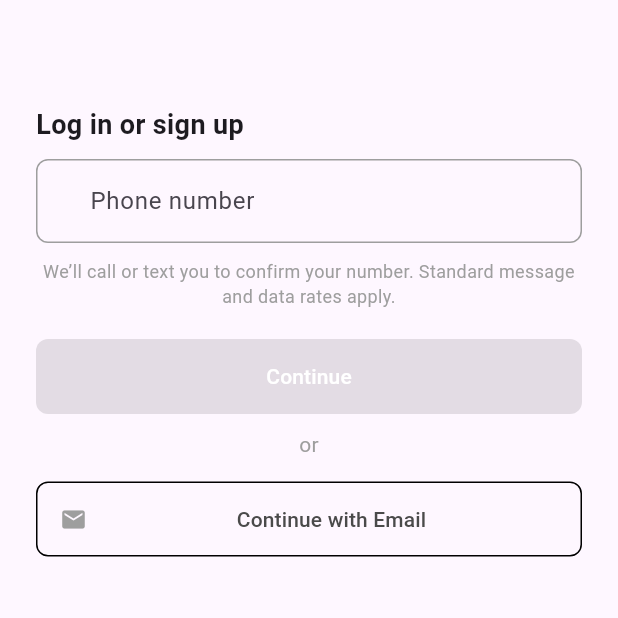
After one commit to ZionStarPvt/helpalife-mobile, a Flutter app: the screen it shows after launch, after a tap on "Go to Login", on a phone screen of 412 x 824 dp, the top half of it. The commit adds this screen. Run offline on Flutter 3.47's test engine with Material 3 defaults, Android fonts, the phone set to English and light mode, and no system bars.

Commit message:
designed the login form with email and mobile number validation

```diff
--- /dev/null
+++ b/lib/login-api/login_screen.dart
@@ -0,0 +1,267 @@
+import 'package:flutter/material.dart';
+
+const Color darkGrayText = Color(0xFF4A4A4A);
+
+class LoginScreen extends StatefulWidget {
+  const LoginScreen({super.key});
+
+  @override
+  _LoginScreenState createState() => _LoginScreenState();
+}
+
+class _LoginScreenState extends State<LoginScreen> {
+  final TextEditingController _phoneNumberController = TextEditingController();
+  String? _phoneNumberError;
+
+  void _validatePhoneNumber(String value) {
+    if (value.isEmpty) {
+      setState(() {
+        _phoneNumberError = "Phone number is required";
+      });
+    } else if (!RegExp(r'^[0-9]{10}$').hasMatch(value)) {
+      setState(() {
+        _phoneNumberError = "Invalid phone number";
+      });
+    } else {
+      setState(() {
+        _phoneNumberError = null;
+      });
+    }
+  }
+
+  @override
+  Widget build(BuildContext context) {
+    return Scaffold(
+      body: SafeArea(
+        child: SingleChildScrollView(
+          padding: const EdgeInsets.symmetric(horizontal: 24.0, vertical: 70.0),
+          child: Column(
+            mainAxisAlignment: MainAxisAlignment.center,
+            children: [
+              Container(
+                alignment: Alignment.centerLeft,
+                child: const Text(
+                  "Log in or sign up",
+                  style: TextStyle(fontSize: 18, fontWeight: FontWeight.bold),
+                ),
+              ),
+              const SizedBox(height: 10),
+              TextField(
+                controller: _phoneNumberController,
+                keyboardType: TextInputType.phone,
+                onChanged: _validatePhoneNumber,
+                decoration: InputDecoration(
+                  hintText: "Phone number",
+                  prefixText: "+1 ",
+                  prefixStyle: const TextStyle(color: Colors.black),
+                  border: OutlineInputBorder(
+                    borderRadius: BorderRadius.circular(8),
+                    borderSide: const BorderSide(color: Colors.grey),
+                  ),
+                  enabledBorder: OutlineInputBorder(
+                    borderRadius: BorderRadius.circular(8),
+                    borderSide: const BorderSide(color: Colors.grey),
+                  ),
+                  focusedBorder: OutlineInputBorder(
+                    borderRadius: BorderRadius.circular(8),
+                    borderSide: const BorderSide(color: Colors.grey, width: 2),
+                  ),
+                  errorText: _phoneNumberError,
+                ),
+              ),
+              const SizedBox(height: 10),
+              const Text(
+                "We’ll call or text you to confirm your number. Standard message and data rates apply.",
+                textAlign: TextAlign.center,
+                style: TextStyle(fontSize: 12, color: Colors.grey),
+              ),
+              const SizedBox(height: 20),
+              SizedBox(
+                width: double.infinity,
+                height: 50,
+                child: ElevatedButton(
+                  onPressed:
+                      _phoneNumberError == null &&
+                              _phoneNumberController.text.isNotEmpty
+                          ? () {
+                            // Logic for continue with phone number
+                            print(
+                              "Continue with phone number: ${_phoneNumberController.text}",
+                            );
+                          }
+                          : null,
+                  style: ElevatedButton.styleFrom(
+                    backgroundColor: Colors.redAccent,
+                    shape: RoundedRectangleBorder(
+                      borderRadius: BorderRadius.circular(8),
+                    ),
+                  ),
+                  child: const Text(
+                    "Continue",
+                    style: TextStyle(color: Colors.white),
+                  ),
+                ),
+              ),
+              const SizedBox(height: 10),
+              const Text("or", style: TextStyle(color: Colors.grey)),
+              const SizedBox(height: 10),
+              _buildSocialButton(
+                context,
+                "Continue with Email",
+                Icons.email,
+                Colors.grey,
+                darkGrayText,
+                () {
+                  Navigator.push(
+                    context,
+                    MaterialPageRoute(
+                      builder: (context) => const EmailPasswordLogin(),
+                    ),
+                  );
+                },
+              ),
+            ],
+          ),
+        ),
+      ),
+    );
+  }
+
+  Widget _buildSocialButton(
+    BuildContext context,
+    String text,
+    IconData icon,
+    Color iconColor,
+    Color textColor,
+    VoidCallback onPressed,
+  ) {
+    return Padding(
+      padding: const EdgeInsets.symmetric(vertical: 5),
+      child: SizedBox(
+        width: double.infinity,
+        height: 50,
+        child: OutlinedButton(
+          onPressed: onPressed,
+          style: OutlinedButton.styleFrom(
+            foregroundColor: textColor,
+            side: const BorderSide(color: Colors.black),
+            shape: RoundedRectangleBorder(
+              borderRadius: BorderRadius.circular(8),
+            ),
+            padding: const EdgeInsets.symmetric(horizontal: 16),
+          ),
+          child: Row(
+            mainAxisAlignment: MainAxisAlignment.start,
+            children: [
+              Icon(icon, color: iconColor),
+              const SizedBox(width: 12),
+              Expanded(
+                child: Text(
+                  text,
+                  textAlign: TextAlign.center,
+                  style: TextStyle(color: textColor),
+                ),
+              ),
+            ],
+          ),
+        ),
+      ),
+    );
+  }
+}
+
+class EmailPasswordLogin extends StatefulWidget {
+  const EmailPasswordLogin({super.key});
+
+  @override
+  _EmailPasswordLoginState createState() => _EmailPasswordLoginState();
+}
+
+class _EmailPasswordLoginState extends State<EmailPasswordLogin> {
+  final TextEditingController _emailController = TextEditingController();
+  final TextEditingController _passwordController = TextEditingController();
+  String? _emailError;
+
+  void _validateEmail(String value) {
+    if (value.isEmpty) {
+      setState(() {
+        _emailError = "Email is required";
+      });
+    } else if (!RegExp(
+      r'^[\w-]+(\.[\w-]+)*@([\w-]+\.)+[a-zA-Z]{2,7}$',
+    ).hasMatch(value)) {
+      setState(() {
+        _emailError = "Invalid email address";
+      });
+    } else {
+      setState(() {
+        _emailError = null;
+      });
+    }
+  }
+
+  @override
+  Widget build(BuildContext context) {
+    return Scaffold(
+      appBar: AppBar(title: const Text('Email/Password Login')),
+      body: Padding(
+        padding: const EdgeInsets.all(16.0),
+        child: Column(
+          mainAxisAlignment: MainAxisAlignment.center,
+          children: [
+            TextFormField(
+              controller: _emailController,
+              decoration: InputDecoration(
+                hintText: "Email",
+                border: const OutlineInputBorder(),
+                contentPadding: const EdgeInsets.symmetric(horizontal: 15),
+                errorText: _emailError,
+              ),
+              keyboardType: TextInputType.emailAddress,
+              onChanged: _validateEmail,
+            ),
+            const SizedBox(height: 10),
+            TextFormField(
+              controller: _passwordController,
+              decoration: const InputDecoration(
+                hintText: "Password",
+                border: OutlineInputBorder(),
+                contentPadding: EdgeInsets.symmetric(horizontal: 15),
+              ),
+              obscureText: true,
+            ),
+            const SizedBox(height: 20),
+            SizedBox(
+              width: double.infinity,
+              height: 50,
+              child: ElevatedButton(
+                onPressed:
+                    _emailError == null && _emailController.text.isNotEmpty
+                        ? () {
+                          // Logic for login with email and password.
+                          print(
+                            "Email: ${_emailController.text}, Password: ${_passwordController.text}",
+                          );
+                        }
+                        : null,
+                style: ElevatedButton.styleFrom(backgroundColor: Colors.blue),
+                child: const Text(
+                  "Log In",
+                  style: TextStyle(color: Colors.white, fontSize: 16),
+                ),
+              ),
+            ),
+            const SizedBox(height: 10),
+            GestureDetector(
+              onTap: () {},
+              child: const Text(
+                "Forgot Password?",
+                style: TextStyle(color: Colors.blue, fontSize: 14),
+              ),
+            ),
+          ],
+        ),
+      ),
+    );
+  }
+}
--- a/lib/main.dart
+++ b/lib/main.dart
@@ -1,5 +1,5 @@
 import 'package:flutter/material.dart';
-
+import 'login-api/login_screen.dart';
 void main() {
   runApp(const MyApp());
 }
@@ -93,6 +93,15 @@ class _MyHomePageState extends State<MyHomePage> {
           mainAxisAlignment: MainAxisAlignment.center,
           children: <Widget>[
             const Text('Help A Life'),
+            ElevatedButton(
+              onPressed: () {
+                Navigator.push(
+                  context,
+                  MaterialPageRoute(builder: (context) => const LoginScreen()),
+                );
+              },
+              child: const Text("Go to Login"),
+            ),
           ],
         ),
       ),
```
